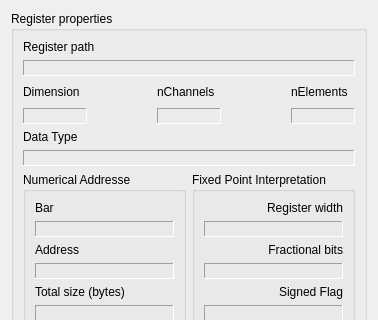
The window that src/PropertiesWidgetForm.ui (ChimeraTK/QtHardMon) describes before a commit, drawn with Qt 5; both pictures show x 0 to 378 and y 0 to 320 of the 378 by 656 pixel window.
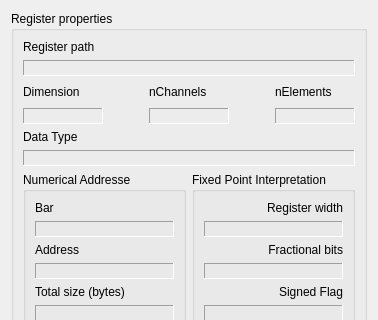
The same window after the commit.

Commit message: solved resizing issue when 2d info is displayed

```diff
--- a/src/PropertiesWidgetForm.ui
+++ b/src/PropertiesWidgetForm.ui
@@ -115,6 +115,9 @@
           <property name="orientation">
            <enum>Qt::Horizontal</enum>
           </property>
+          <property name="sizeType">
+           <enum>QSizePolicy::Preferred</enum>
+          </property>
           <property name="sizeHint" stdset="0">
            <size>
             <width>40</width>
@@ -149,6 +152,9 @@
           <property name="orientation">
            <enum>Qt::Horizontal</enum>
           </property>
+          <property name="sizeType">
+           <enum>QSizePolicy::Preferred</enum>
+          </property>
           <property name="sizeHint" stdset="0">
            <size>
             <width>40</width>
```
Left out of the diff: 2 changed lines with no effect on the pictures.
